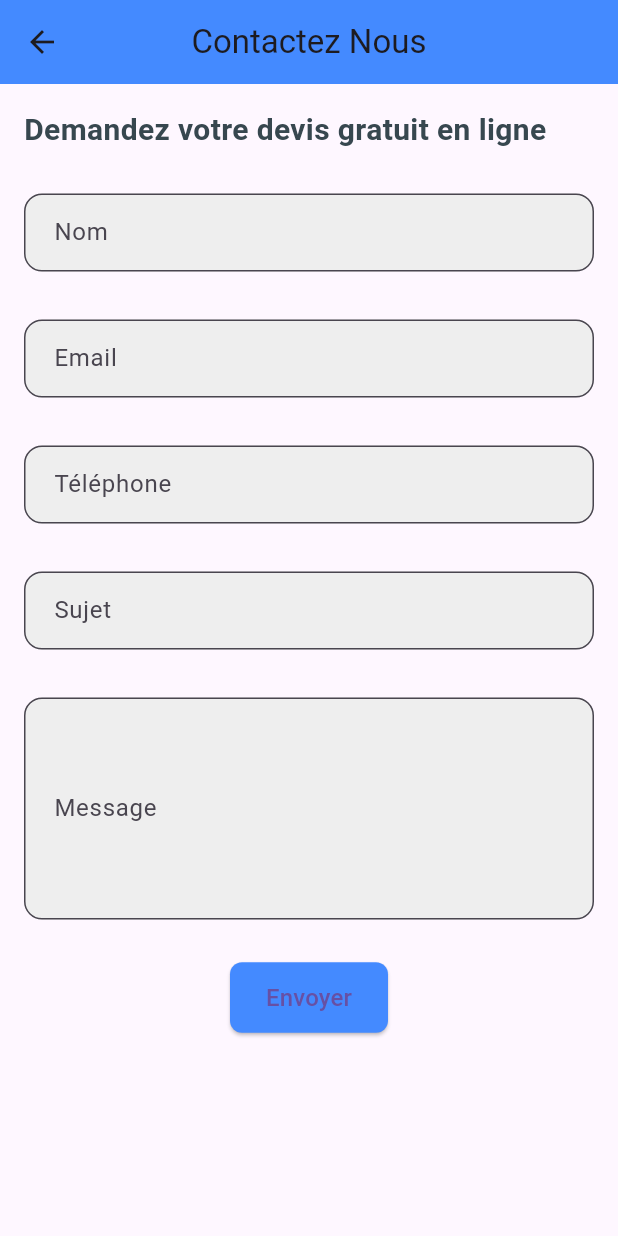
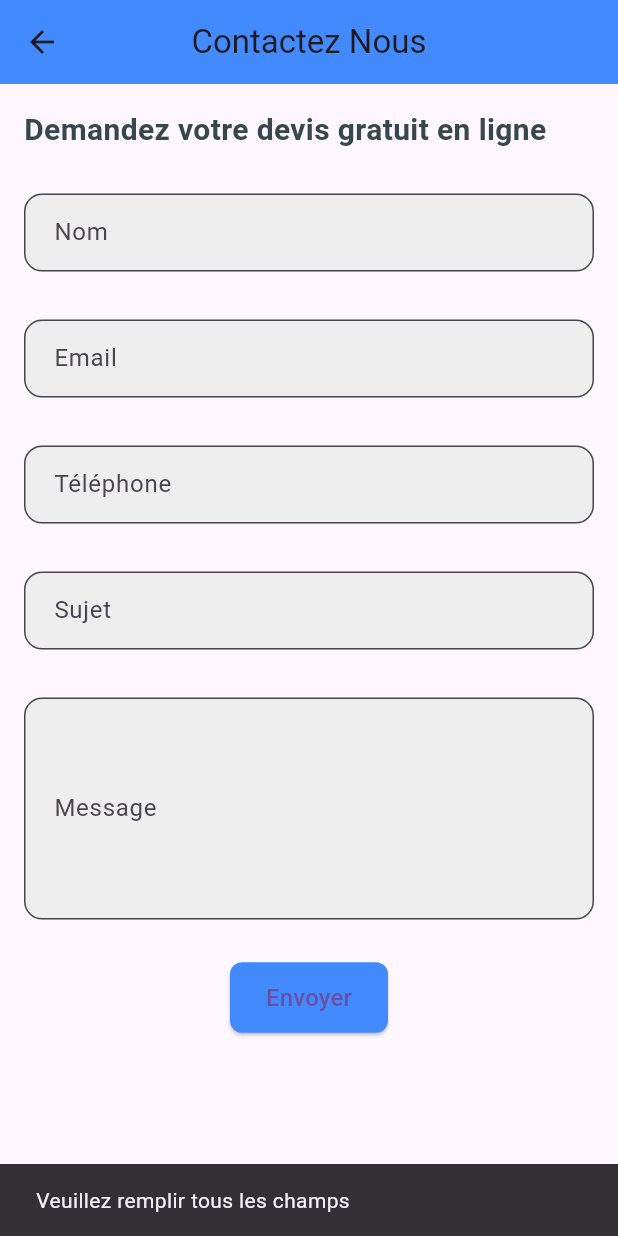
Before and after one commit to zyadeloussoul/MultiServices-system, a Flutter app: the ContactPage screen opened directly, after a tap on "Envoyer", on a phone screen of 412 x 824 dp. Run offline on Flutter 3.47's test engine with Material 3 defaults, Android fonts, the phone set to English and light mode, and no system bars; our stand-ins replace carousel_slider, flutter_staggered_animations, font_awesome_flutter, shared_preferences; accounts and stored records are empty.

Commit message:
mobile-version

```diff
--- a/lib/contact.dart
+++ b/lib/contact.dart
@@ -1,7 +1,68 @@
 import 'package:flutter/material.dart';
+import 'package:http/http.dart' as http;
+import 'dart:convert'; // For jsonEncode
 
-class ContactPage extends StatelessWidget {
+class ContactPage extends StatefulWidget {
   const ContactPage({Key? key}) : super(key: key);
+
+  @override
+  _ContactPageState createState() => _ContactPageState();
+}
+
+class _ContactPageState extends State<ContactPage> {
+  final TextEditingController _nameController = TextEditingController();
+  final TextEditingController _emailController = TextEditingController();
+  final TextEditingController _phoneController = TextEditingController();
+  final TextEditingController _subjectController = TextEditingController();
+  final TextEditingController _messageController = TextEditingController();
+
+  Future<void> _sendContactData() async {
+    // Check if any field is empty
+    if (_nameController.text.isEmpty ||
+        _emailController.text.isEmpty ||
+        _phoneController.text.isEmpty ||
+        _subjectController.text.isEmpty ||
+        _messageController.text.isEmpty) {
+      // Show error message
+      ScaffoldMessenger.of(context).showSnackBar(
+        const SnackBar(content: Text('Veuillez remplir tous les champs')),
+      );
+      return;
+    }
+
+    final url = 'http://localhost:8080/api/contactes'; // Replace with your Spring Boot API URL
+
+    final response = await http.post(
+      Uri.parse(url),
+      headers: {
+        'Content-Type': 'application/json',
+      },
+      body: jsonEncode({
+        'nom': _nameController.text,
+        'email': _emailController.text,
+        'telephone': _phoneController.text,
+        'sujet': _subjectController.text,
+        'message': _messageController.text,
+      }),
+    );
+
+    if (response.statusCode == 201) {
+      // Success
+      ScaffoldMessenger.of(context).showSnackBar(
+        const SnackBar(content: Text('Message envoyé avec succès')),
+      );
+      _nameController.clear();
+      _emailController.clear();
+      _phoneController.clear();
+      _subjectController.clear();
+      _messageController.clear();
+    } else {
+      // Error
+      ScaffoldMessenger.of(context).showSnackBar(
+        const SnackBar(content: Text('Erreur lors de l\'envoi du message')),
+      );
+    }
+  }
 
   @override
   Widget build(BuildContext context) {
@@ -30,13 +91,13 @@ class ContactPage extends StatelessWidget {
               const SizedBox(height: 20),
 
               // Contact Form
-              _buildTextField('Nom'),
+              _buildTextField('Nom', _nameController),
               const SizedBox(height: 16),
-              _buildTextField('Email'),
+              _buildTextField('Email', _emailController),
               const SizedBox(height: 16),
-              _buildTextField('Téléphone'),
+              _buildTextField('Téléphone', _phoneController),
               const SizedBox(height: 16),
-              _buildTextField('Sujet'),
+              _buildTextField('Sujet', _subjectController),
               const SizedBox(height: 16),
               _buildMessageField(),
               const SizedBox(height: 20),
@@ -44,12 +105,10 @@ class ContactPage extends StatelessWidget {
               // Send Button
               Center(
                 child: ElevatedButton(
-                  onPressed: () {
-                    // Handle sending data to Spring Boot API
-                  },
+                  onPressed: _sendContactData,
                   child: const Text('Envoyer', style: TextStyle(fontSize: 16)),
                   style: ElevatedButton.styleFrom(
-                    backgroundColor: Colors.blueAccent, // Use backgroundColor instead of primary
+                    backgroundColor: Colors.blueAccent,
                     padding: const EdgeInsets.symmetric(vertical: 12.0, horizontal: 24.0),
                     shape: RoundedRectangleBorder(
                       borderRadius: BorderRadius.circular(8.0),
@@ -65,10 +124,11 @@ class ContactPage extends StatelessWidget {
   }
 
   // Helper function to build text fields
-  Widget _buildTextField(String label) {
+  Widget _buildTextField(String label, TextEditingController controller) {
     return Container(
       margin: const EdgeInsets.symmetric(vertical: 8.0),
       child: TextField(
+        controller: controller,
         decoration: InputDecoration(
           labelText: label,
           border: OutlineInputBorder(
@@ -87,6 +147,7 @@ class ContactPage extends StatelessWidget {
     return Container(
       margin: const EdgeInsets.symmetric(vertical: 8.0),
       child: TextField(
+        controller: _messageController,
         decoration: InputDecoration(
           labelText: 'Message',
           border: OutlineInputBorder(
```
